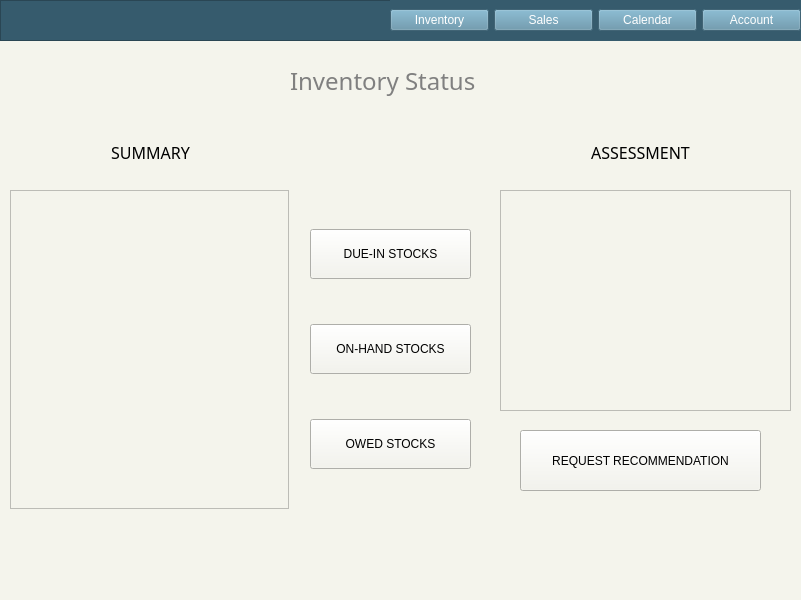
Old version of the form landingPage.ui in the repository ongchangco/Economystique2.
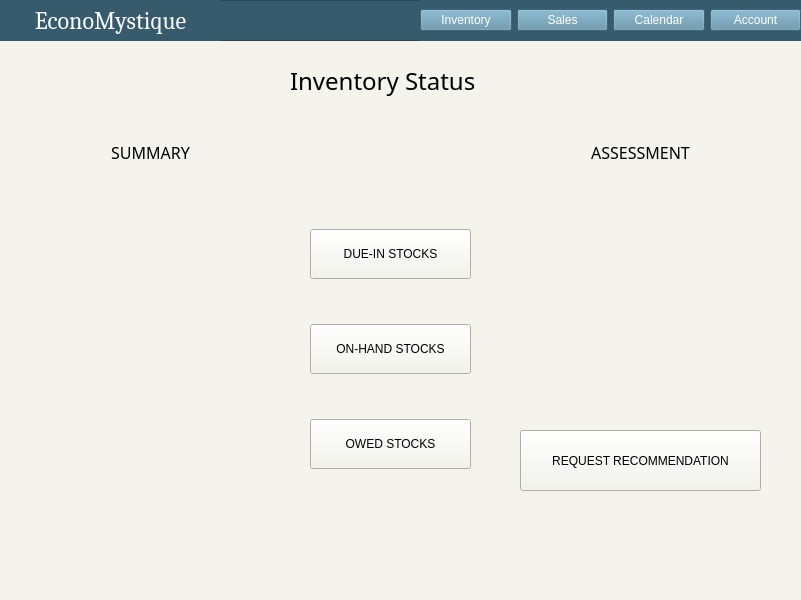
New version of the form. Icons and pictures are not drawn.

The edit to the form file:
```diff
--- a/landingPage.ui
+++ b/landingPage.ui
@@ -17,6 +17,16 @@
    <string notr="true">background: #f4f4ec;</string>
   </property>
   <widget class="QWidget" name="centralwidget">
+   <property name="autoFillBackground">
+    <bool>false</bool>
+   </property>
+   <property name="styleSheet">
+    <string notr="true">QWidget#centralwidget {
+    background-image: url('img/econologo.png');
+	background-repeat: no-repeat;
+	background-position: center;
+}</string>
+   </property>
    <widget class="QListView" name="assessmentListView">
     <property name="geometry">
      <rect>
@@ -26,6 +36,9 @@
       <height>221</height>
      </rect>
     </property>
+    <property name="styleSheet">
+     <string notr="true">background-color: transparent;</string>
+    </property>
    </widget>
    <widget class="QWidget" name="verticalLayoutWidget">
     <property name="geometry">
@@ -51,7 +64,7 @@
         </font>
        </property>
        <property name="styleSheet">
-        <string notr="true">color: gray;</string>
+        <string notr="true">background-color: transparent;</string>
        </property>
        <property name="text">
         <string>Inventory Status</string>
@@ -69,6 +82,9 @@
       <height>319</height>
      </rect>
     </property>
+    <property name="styleSheet">
+     <string notr="true">background-color: transparent;</string>
+    </property>
    </widget>
    <widget class="QPushButton" name="recommendationButton">
     <property name="geometry">
@@ -219,25 +235,12 @@
     <property name="frameShadow">
      <enum>QFrame::Raised</enum>
     </property>
-    <widget class="QLabel" name="label">
-     <property name="geometry">
-      <rect>
-       <x>4</x>
-       <y>5</y>
-       <width>101</width>
-       <height>31</height>
-      </rect>
-     </property>
-     <property name="text">
-      <string/>
-     </property>
-    </widget>
     <widget class="QWidget" name="horizontalLayoutWidget">
      <property name="geometry">
       <rect>
-       <x>390</x>
+       <x>420</x>
        <y>0</y>
-       <width>411</width>
+       <width>381</width>
        <height>41</height>
       </rect>
      </property>
@@ -291,6 +294,31 @@
       </item>
      </layout>
     </widget>
+    <widget class="QLabel" name="titleLabel">
+     <property name="geometry">
+      <rect>
+       <x>0</x>
+       <y>0</y>
+       <width>221</width>
+       <height>41</height>
+      </rect>
+     </property>
+     <property name="font">
+      <font>
+       <family>Cambria</family>
+       <pointsize>18</pointsize>
+      </font>
+     </property>
+     <property name="styleSheet">
+      <string notr="true">color: white;</string>
+     </property>
+     <property name="text">
+      <string>EconoMystique</string>
+     </property>
+     <property name="alignment">
+      <set>Qt::AlignCenter</set>
+     </property>
+    </widget>
    </widget>
   </widget>
   <widget class="QStatusBar" name="statusbar"/>
```
Left out of the diff: 24 changed lines with no effect on the pictures.
